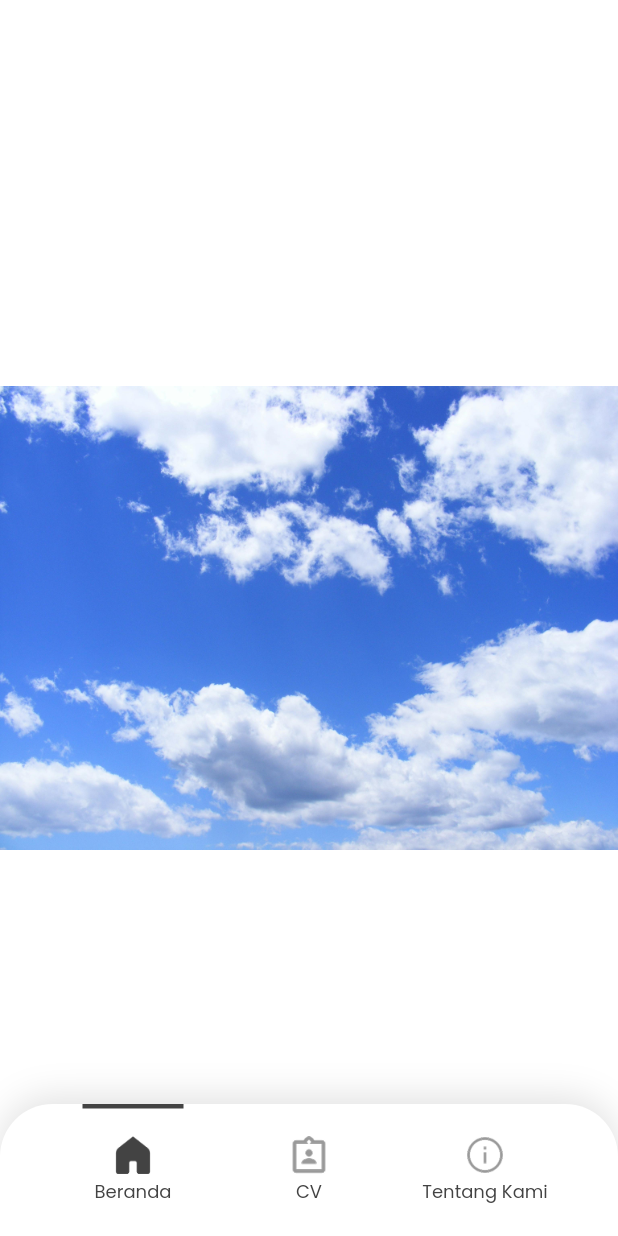
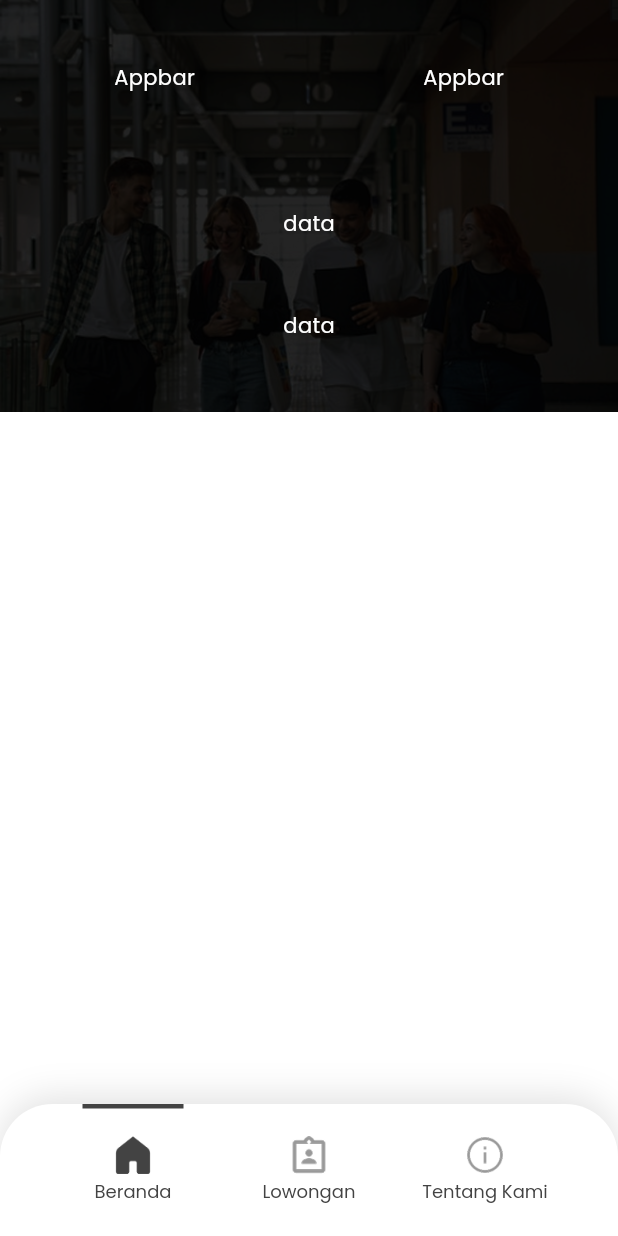
Before and after one commit to Blueeyss14/humic-internify, a Flutter app: the screen it shows after launch, on a phone screen of 412 x 824 dp. Run offline on Flutter 3.47's test engine with Material 3 defaults, Android fonts, the phone set to English and light mode, and no system bars; our stand-ins replace get.

Commit message:
update seadanya

```diff
--- a/lib/src/features/viewmodels/bottombar_controller.dart
+++ b/lib/src/features/viewmodels/bottombar_controller.dart
@@ -15,7 +15,7 @@ class BottombarController extends GetxController {
     'assets/icons/cv_filled.png',
     'assets/icons/about_us_filled.png',
   ];
-  final List<String> labels = ['Beranda', 'CV', 'Tentang Kami'];
+  final List<String> labels = ['Beranda', 'Lowongan', 'Tentang Kami'];
 
   @override
   void onInit() {
--- a/lib/src/features/views/home/home_app.dart
+++ b/lib/src/features/views/home/home_app.dart
@@ -13,15 +13,16 @@ class HomeApp extends StatelessWidget {
 
   @override
   Widget build(BuildContext context) {
-    final page = Get.find<BottombarController>();
-    List<Widget> pages = const [HomePage(), InternshipPage(), AboutUs()];
+    // final page = Get.find<BottombarController>();
+    // List<Widget> pages = const [HomePage(), InternshipPage(), AboutUs()];
 
-    return Scaffold(
+    return const Scaffold(
       backgroundColor: humicBackground,
       body: Stack(
         children: [
-          Obx(() => pages[page.currentIndex.value]),
-          const BottomNavbar(),
+          // Obx(() => pages[page.currentIndex.value]),
+          HomePage(),
+          BottomNavbar(),
         ],
       ),
     );
--- a/lib/src/features/views/pages/home_page.dart
+++ b/lib/src/features/views/pages/home_page.dart
@@ -1,10 +1,40 @@
 import 'package:flutter/material.dart';
+import 'package:get/get.dart';
+import 'package:humic_internify/src/features/viewmodels/bottombar_controller.dart';
+import 'package:humic_internify/src/shared/humic_appbar.dart';
+import 'package:humic_internify/src/shared/search_bar_custom.dart';
 
 class HomePage extends StatelessWidget {
   const HomePage({super.key});
 
   @override
   Widget build(BuildContext context) {
-    return Center(child: Image.asset("assets/images/pexels-pixabay-53594.jpg"));
+    final bottomBar = Get.find<BottombarController>();
+
+    return Stack(
+      children: [
+        Obx(
+          () => AnimatedContainer(
+            alignment: Alignment.center,
+            curve: Curves.easeOutBack,
+            duration: const Duration(milliseconds: 500),
+            color: Colors.blue,
+            width: double.infinity,
+            height:
+                bottomBar.currentIndex.value == 1
+                    ? MediaQuery.of(context).size.height / 3 + 50
+                    : MediaQuery.of(context).size.height / 3,
+            child: SizedBox.expand(
+              child: Image.asset(
+                "assets/images/appbar_image.png",
+                fit: BoxFit.cover,
+              ),
+            ),
+          ),
+        ),
+        const SearchBarCustom(),
+        const HumicAppbar(),
+      ],
+    );
   }
 }
--- /dev/null
+++ b/lib/src/shared/humic_appbar.dart
@@ -0,0 +1,20 @@
+import 'package:flutter/material.dart';
+
+class HumicAppbar extends StatelessWidget {
+  const HumicAppbar({super.key});
+
+  @override
+  Widget build(BuildContext context) {
+    return Container(
+      height: MediaQuery.of(context).size.height / 8,
+      color: Colors.transparent,
+      child: const Row(
+        mainAxisAlignment: MainAxisAlignment.spaceAround,
+        children: [
+          Text("Appbar", style: TextStyle(color: Colors.white)),
+          Text("Appbar", style: TextStyle(color: Colors.white)),
+        ],
+      ),
+    );
+  }
+}
--- /dev/null
+++ b/lib/src/shared/search_bar_custom.dart
@@ -0,0 +1,37 @@
+import 'package:flutter/material.dart';
+
+class SearchBarCustom extends StatelessWidget {
+  const SearchBarCustom({super.key});
+
+  @override
+  Widget build(BuildContext context) {
+    return Container(
+      padding: const EdgeInsets.only(bottom: 30),
+      alignment: Alignment.bottomCenter,
+      height: MediaQuery.of(context).size.height / 3 + 50,
+      width: double.infinity,
+      child: Container(
+        alignment: Alignment.center,
+        width: double.infinity,
+        height: MediaQuery.of(context).size.height / 4 - 50,
+        child: const Stack(
+          children: [
+            Column(
+              mainAxisAlignment: MainAxisAlignment.start,
+
+              children: [Text("data", style: TextStyle(color: Colors.white))],
+            ),
+            Column(
+              mainAxisAlignment: MainAxisAlignment.center,
+              children: [Text("data", style: TextStyle(color: Colors.white))],
+            ),
+            Column(
+              mainAxisAlignment: MainAxisAlignment.end,
+              children: [Text("data", style: TextStyle(color: Colors.white))],
+            ),
+          ],
+        ),
+      ),
+    );
+  }
+}
```
Also changed, not shown: assets/images/appbar_image.png (added).
